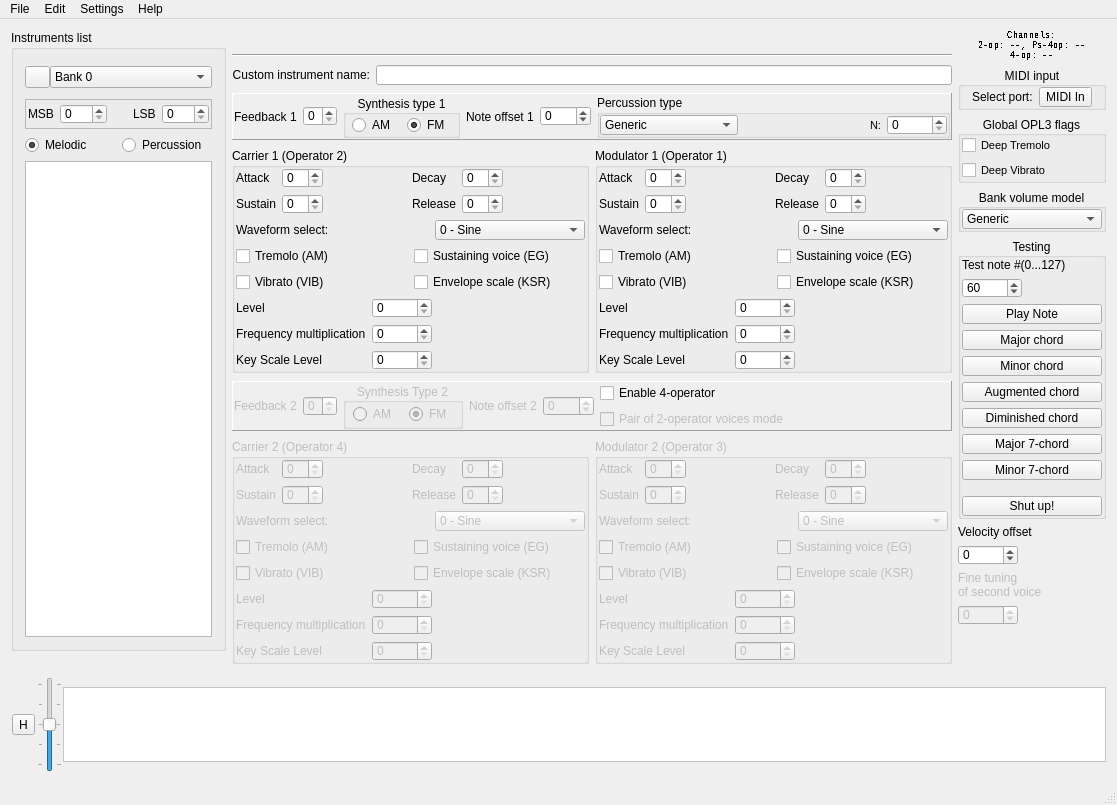
Above: src/bank_editor.ui from Wohlstand/OPL3BankEditor before the change. Below: the same form after it.
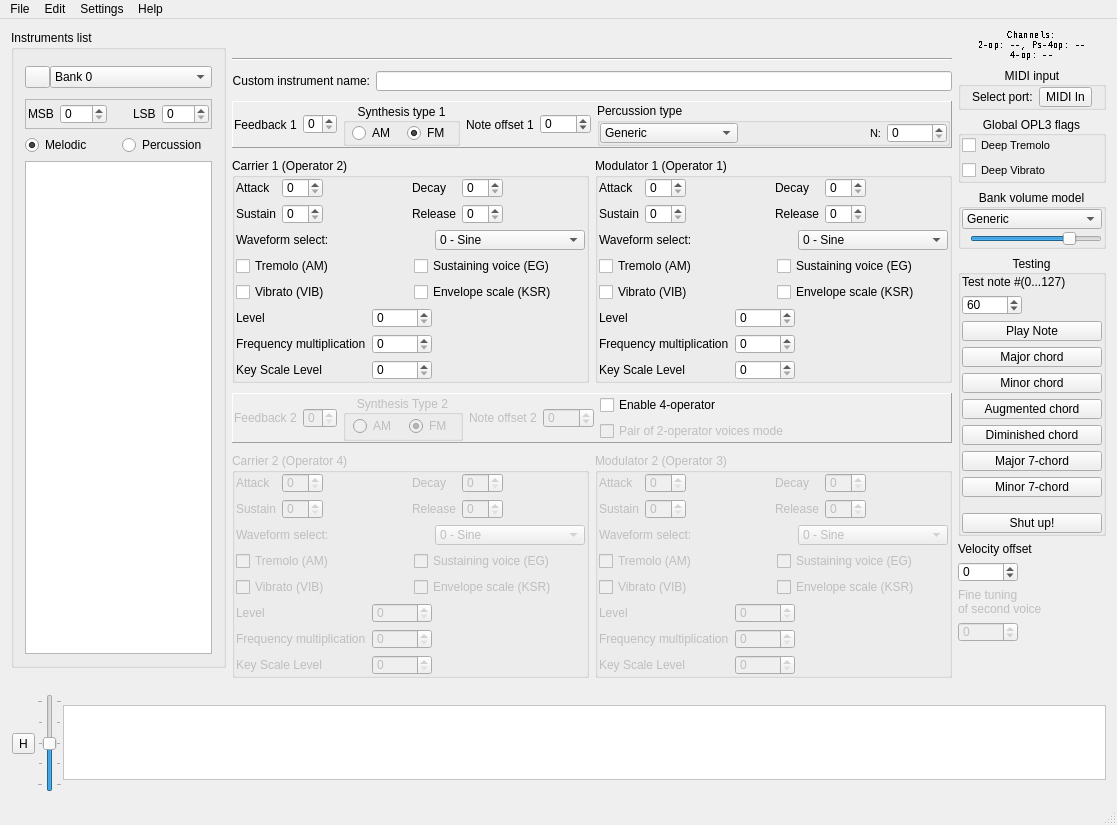
That is the form after the change. Icons and pictures are not drawn. Custom widgets are drawn as their Qt base class.

Commit message: support playing with different volume models

```diff
--- a/src/bank_editor.ui
+++ b/src/bank_editor.ui
@@ -10,7 +10,7 @@
     <x>0</x>
     <y>0</y>
     <width>1117</width>
-    <height>805</height>
+    <height>825</height>
    </rect>
   </property>
   <property name="focusPolicy">
@@ -2932,6 +2932,47 @@
                </item>
               </widget>
              </item>
+             <item>
+              <widget class="QFrame" name="frame_6">
+               <layout class="QHBoxLayout" name="horizontalLayout_21">
+                <property name="spacing">
+                 <number>1</number>
+                </property>
+                <property name="leftMargin">
+                 <number>0</number>
+                </property>
+                <property name="topMargin">
+                 <number>0</number>
+                </property>
+                <property name="rightMargin">
+                 <number>0</number>
+                </property>
+                <property name="bottomMargin">
+                 <number>0</number>
+                </property>
+                <item>
+                 <widget class="QLabel" name="label_43">
+                  <property name="pixmap">
+                   <pixmap resource="resources/resources.qrc">:/aportpti.png</pixmap>
+                  </property>
+                 </widget>
+                </item>
+                <item>
+                 <widget class="QSlider" name="volumeSlider">
+                  <property name="maximum">
+                   <number>127</number>
+                  </property>
+                  <property name="value">
+                   <number>100</number>
+                  </property>
+                  <property name="orientation">
+                   <enum>Qt::Horizontal</enum>
+                  </property>
+                 </widget>
+                </item>
+               </layout>
+              </widget>
+             </item>
             </layout>
            </widget>
           </item>
```
The commit also changes 9 other files.
